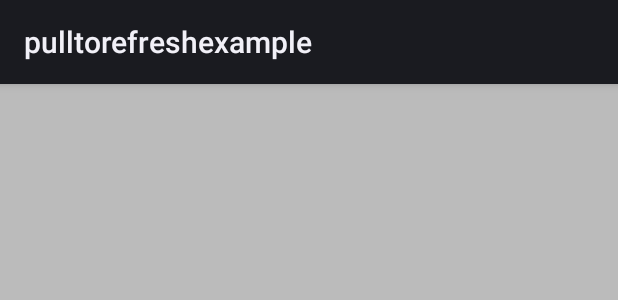
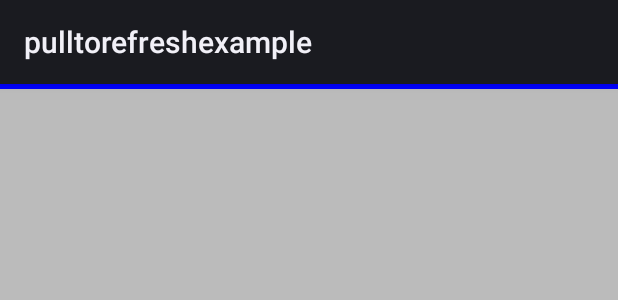
Before and after one commit to Huwatiaxil110/PullToRefresh-Master, an Android app: the layout activity_curve.xml on its own in the app's theme, with its tools: preview values and no code run, on a phone screen of 412 x 824 dp. Shown: the top 300 px of the screen. Run offline under Robolectric (Android 15) with nearby library versions, the phone set to English and light mode, and no system bars.

Commit message:
增加Curve弧线

```diff
--- /dev/null
+++ b/app/src/main/java/com/handmark/pulltorefresh/samples/CurveView.java
@@ -0,0 +1,62 @@
+package com.handmark.pulltorefresh.samples;
+
+
+import android.content.Context;
+import android.graphics.Canvas;
+import android.graphics.Paint;
+import android.graphics.Path;
+import android.util.AttributeSet;
+import android.util.Log;
+import android.view.View;
+
+public class CurveView extends View{
+    int drawY;
+    float anchorX, anchorY;
+    Paint mPaint;
+
+    public CurveView(Context context) {
+        this(context, null);
+    }
+
+    public CurveView(Context context, AttributeSet attrs) {
+        this(context, attrs, 0);
+    }
+
+    public CurveView(Context context, AttributeSet attrs, int defStyleAttr) {
+        super(context, attrs, defStyleAttr);
+
+        mPaint = new Paint();
+        mPaint.setStrokeWidth(10);
+        mPaint.setColor(getResources().getColor(R.color.colorCurce));
+        mPaint.setAntiAlias(true);
+        mPaint.setStyle(Paint.Style.FILL_AND_STROKE);
+    }
+
+    @Override
+    protected void onDraw(Canvas canvas) {
+        super.onDraw(canvas);
+
+        canvas.drawPath(getPath(), mPaint);
+    }
+
+    Path mPath;
+    private Path getPath(){
+        Log.e("XXXX", "drawY = " + drawY);
+        mPath = new Path();
+        mPath.reset();
+        anchorX = getWidth()/2;
+        anchorY = -2*drawY;
+//		Log.e("TAG", "LoadingLayout: (width, height) = (" + getWidth()+ ", " +getHeight()+ ")");
+//		Log.e("TAG", "Innerlayout: (width, height) = (" + mInnerLayout.getWidth()+ ", " +mInnerLayout.getHeight()+ ")");
+//		Log.e("TAG", "drawY = " + drawY);
+        mPath.moveTo(0, 0);
+        mPath.quadTo(anchorX, anchorY, getWidth(), 0);
+
+        return mPath;
+    }
+
+    public void setDrawY(int drawY){
+        this.drawY = drawY;
+        postInvalidate();
+    }
+}
--- a/app/src/main/res/layout/activity_curve.xml
+++ b/app/src/main/res/layout/activity_curve.xml
@@ -1,15 +1,21 @@
 <?xml version="1.0" encoding="utf-8"?>
-<LinearLayout xmlns:android="http://schemas.android.com/apk/res/android"
+<RelativeLayout xmlns:android="http://schemas.android.com/apk/res/android"
     android:layout_width="match_parent"
     android:layout_height="match_parent"
     xmlns:app="http://schemas.android.com/apk/res-auto"
-    android:orientation="vertical">
+    android:orientation="vertical"
+    android:background="#bbbbbb">
+
+    <com.handmark.pulltorefresh.samples.CurveView
+        android:id="@+id/curve_view"
+        android:layout_width="match_parent"
+        android:layout_height="match_parent"
+        android:background="#00000000"/>
 
     <com.handmark.pulltorefresh.library.PullToRefreshScrollView
         android:id="@+id/refresh_viw"
         android:layout_width="match_parent"
         android:layout_height="match_parent"
-        android:background="#bbbbbb"
         app:ptrAnimationStyle="curve">
 
         <LinearLayout
@@ -22,4 +28,4 @@
         </LinearLayout>
     </com.handmark.pulltorefresh.library.PullToRefreshScrollView>
 
-</LinearLayout>
+</RelativeLayout>
--- /dev/null
+++ b/app/src/main/res/values/colors.xml
@@ -0,0 +1,4 @@
+<?xml version="1.0" encoding="utf-8"?>
+<resources>
+    <color name="colorCurce">#0000ff</color>
+</resources>
```
Also changed, not shown: app/src/main/java/com/handmark/pulltorefresh/samples/CurveActivity.java (+8 -0 lines).
